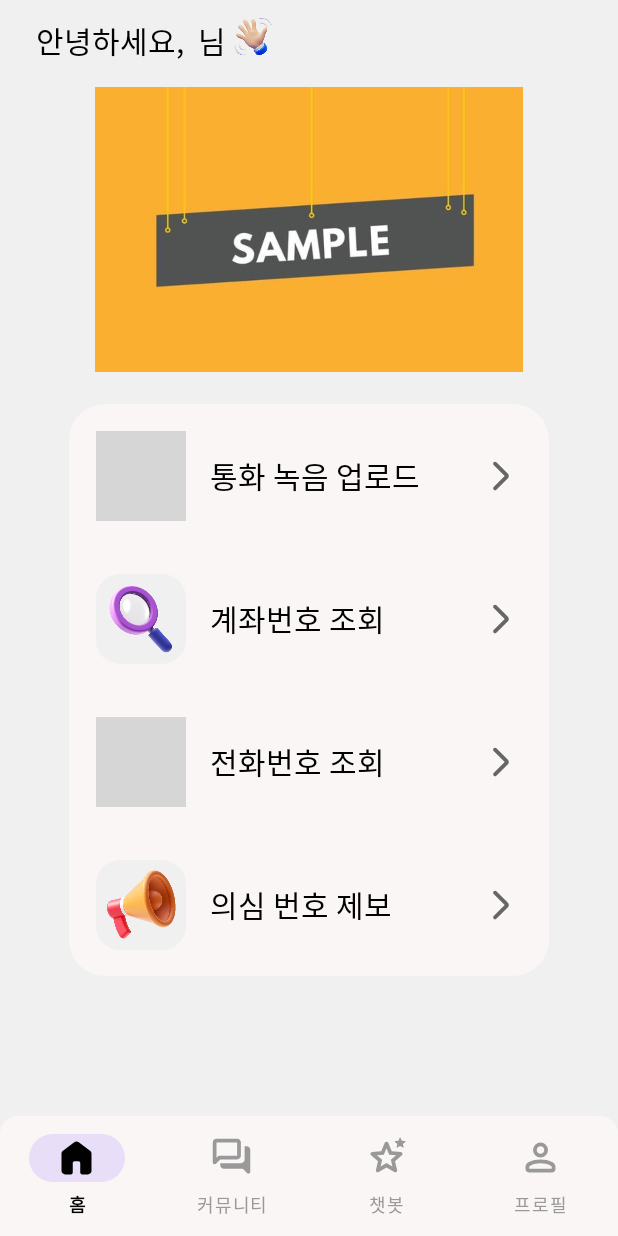
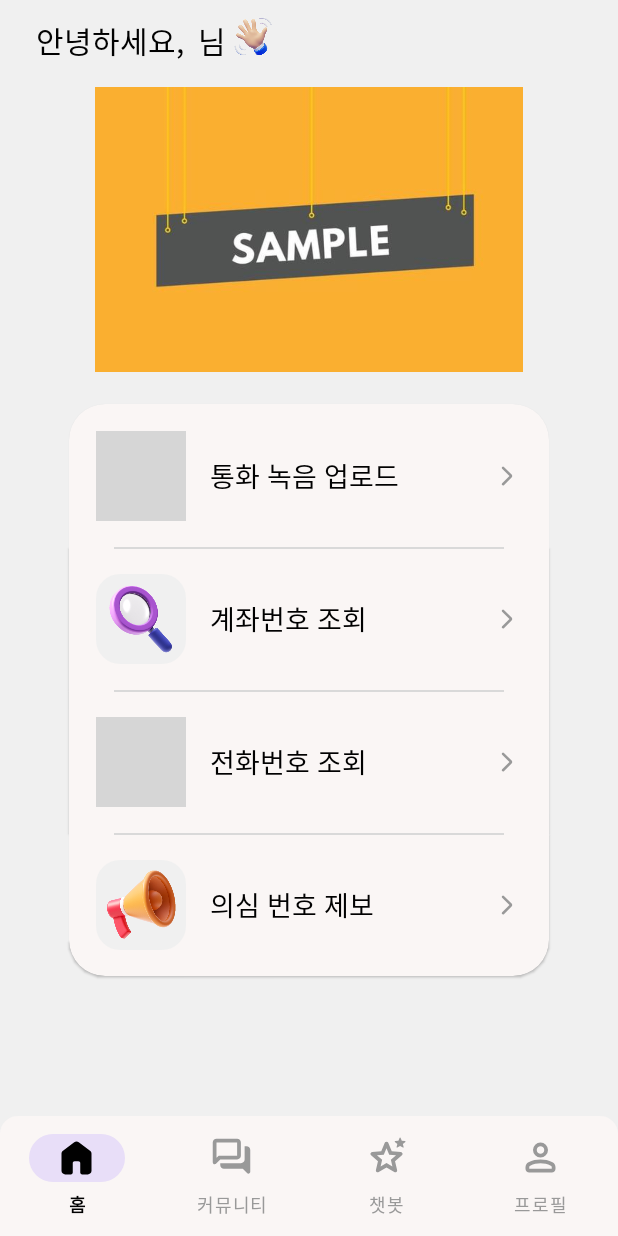
Before and after one commit to bbang427/QuadCore, an Android app: the screen it shows after launch once a user with an empty profile is signed in (HomeActivity), on a phone screen of 412 x 824 dp. Run offline under Robolectric (Android 15) with nearby library versions, the phone set to English and light mode, and no system bars; our stand-ins replace Firebase (no records; nobody signed in at launch, a user with empty details on screens opened directly); libraries missing offline, so code that uses them is left out: androidx.activity.result; 2 statements that could not run were skipped; grey boxes are pictures that could not be loaded.

Commit message:
08/01 Home UI Update_second

```diff
--- a/app/src/main/res/drawable/ic_chevron_right.xml
+++ b/app/src/main/res/drawable/ic_chevron_right.xml
@@ -5,5 +5,5 @@
     android:viewportHeight="960">
   <path
       android:pathData="M579,480 L285,186q-15,-15 -14.5,-35.5T286,115q15,-15 35.5,-15t35.5,15l307,308q12,12 18,27t6,30q0,15 -6,30t-18,27L356,845q-15,15 -35,14.5T286,844q-15,-15 -15,-35.5t15,-35.5l293,-293Z"
-      android:fillColor="#666666"/>
+      android:fillColor="#999999"/>
 </vector>
--- a/app/src/main/res/layout/fragment_home.xml
+++ b/app/src/main/res/layout/fragment_home.xml
@@ -50,6 +50,11 @@
         android:layout_height="95dp"
         android:layout_marginTop="21dp"
         android:background="@drawable/bg_menu_topcorner"
+        android:clickable="true"
+        android:focusable="true"
+        android:foreground="?attr/selectableItemBackground"
+        android:clipToOutline="true"
+        android:elevation="1dp"
         app:layout_constraintEnd_toEndOf="parent"
         app:layout_constraintStart_toStartOf="parent"
         app:layout_constraintTop_toBottomOf="@id/iv_temp">
@@ -62,6 +67,7 @@
             android:layout_marginStart="18dp"
             android:src="@drawable/ic_menu_recorder"
             android:scaleType="centerInside"
+            android:elevation="0dp"
             app:shapeAppearanceOverlay="@style/ShapeAppearanceOverlay.App.RoundedSquare"
             app:layout_constraintStart_toStartOf="parent"
             app:layout_constraintTop_toTopOf="parent"
@@ -73,9 +79,9 @@
             android:layout_height="wrap_content"
             android:layout_marginStart="16dp"
             android:text="통화 녹음 업로드"
-            android:textSize="20sp"
+            android:textSize="18sp"
             android:textColor="#010101"
-            android:fontFamily="@font/pretendard_gov_semibold"
+            android:fontFamily="@font/pretendard_gov_medium"
             app:layout_constraintEnd_toStartOf="@+id/iv_arrow_first"
             app:layout_constraintStart_toEndOf="@+id/iv_menu_icon_first"
             app:layout_constraintTop_toTopOf="parent"
@@ -83,8 +89,8 @@
 
         <ImageView
             android:id="@+id/iv_arrow_first"
-            android:layout_width="24dp"
-            android:layout_height="24dp"
+            android:layout_width="16dp"
+            android:layout_height="16dp"
             android:src="@drawable/ic_chevron_right"
             android:layout_marginEnd="20dp"
             app:layout_constraintEnd_toEndOf="parent"
@@ -93,12 +99,28 @@
 
     </androidx.constraintlayout.widget.ConstraintLayout>
 
+
+    <com.google.android.material.divider.MaterialDivider
+        android:layout_width="0dp"
+        android:layout_height="1dp"
+        android:elevation="2dp"
+        app:dividerInsetStart="30dp"
+        app:dividerInsetEnd="30dp"
+        app:dividerColor="#D9D9D9"
+        app:layout_constraintTop_toBottomOf="@id/cl_menu_first"
+        app:layout_constraintStart_toStartOf="@id/cl_menu_first"
+        app:layout_constraintEnd_toEndOf="@id/cl_menu_first" />
+
     <androidx.constraintlayout.widget.ConstraintLayout
         android:id="@+id/cl_menu_second"
         android:layout_width="320dp"
         android:layout_height="95dp"
         android:layout_marginTop="0dp"
         android:background="#FAF6F5"
+        android:clickable="true"
+        android:focusable="true"
+        android:foreground="?attr/selectableItemBackground"
+        android:elevation="1dp"
         app:layout_constraintEnd_toEndOf="parent"
         app:layout_constraintStart_toStartOf="parent"
         app:layout_constraintTop_toBottomOf="@id/cl_menu_first">
@@ -111,6 +133,7 @@
             android:layout_marginStart="18dp"
             android:src="@drawable/ic_menu_magnifier"
             android:scaleType="centerInside"
+            android:elevation="0dp"
             app:shapeAppearanceOverlay="@style/ShapeAppearanceOverlay.App.RoundedSquare"
             app:layout_constraintStart_toStartOf="parent"
             app:layout_constraintTop_toTopOf="parent"
@@ -122,9 +145,9 @@
             android:layout_height="wrap_content"
             android:layout_marginStart="16dp"
             android:text="계좌번호 조회"
-            android:textSize="20sp"
+            android:textSize="18sp"
             android:textColor="#010101"
-            android:fontFamily="@font/pretendard_gov_semibold"
+            android:fontFamily="@font/pretendard_gov_medium"
             app:layout_constraintEnd_toStartOf="@+id/iv_arrow_second"
             app:layout_constraintStart_toEndOf="@+id/iv_menu_icon_second"
             app:layout_constraintTop_toTopOf="parent"
@@ -132,8 +155,8 @@
 
         <ImageView
             android:id="@+id/iv_arrow_second"
-            android:layout_width="24dp"
-            android:layout_height="24dp"
+            android:layout_width="16dp"
+            android:layout_height="16dp"
             android:src="@drawable/ic_chevron_right"
             android:layout_marginEnd="20dp"
             app:layout_constraintEnd_toEndOf="parent"
@@ -142,12 +165,27 @@
 
     </androidx.constraintlayout.widget.ConstraintLayout>
 
+    <com.google.android.material.divider.MaterialDivider
+        android:layout_width="0dp"
+        android:layout_height="1dp"
+        android:elevation="2dp"
+        app:dividerInsetStart="30dp"
+        app:dividerInsetEnd="30dp"
+        app:dividerColor="#D9D9D9"
+        app:layout_constraintTop_toBottomOf="@id/cl_menu_second"
+        app:layout_constraintStart_toStartOf="@id/cl_menu_second"
+        app:layout_constraintEnd_toEndOf="@id/cl_menu_second" />
+
     <androidx.constraintlayout.widget.ConstraintLayout
         android:id="@+id/cl_menu_third"
         android:layout_width="320dp"
         android:layout_height="95dp"
         android:layout_marginTop="0dp"
         android:background="#FAF6F5"
+        android:clickable="true"
+        android:focusable="true"
+        android:foreground="?attr/selectableItemBackground"
+        android:elevation="1dp"
         app:layout_constraintEnd_toEndOf="parent"
         app:layout_constraintStart_toStartOf="parent"
         app:layout_constraintTop_toBottomOf="@id/cl_menu_second">
@@ -160,6 +198,7 @@
             android:layout_marginStart="18dp"
             android:src="@drawable/ic_menu_phone"
             android:scaleType="centerInside"
+            android:elevation="0dp"
             app:shapeAppearanceOverlay="@style/ShapeAppearanceOverlay.App.RoundedSquare"
             app:layout_constraintStart_toStartOf="parent"
             app:layout_constraintTop_toTopOf="parent"
@@ -171,9 +210,9 @@
             android:layout_height="wrap_content"
             android:layout_marginStart="16dp"
             android:text="전화번호 조회"
-            android:textSize="20sp"
+            android:textSize="18sp"
             android:textColor="#010101"
-            android:fontFamily="@font/pretendard_gov_semibold"
+            android:fontFamily="@font/pretendard_gov_medium"
             app:layout_constraintEnd_toStartOf="@+id/iv_arrow_third"
             app:layout_constraintStart_toEndOf="@+id/iv_menu_icon_third"
             app:layout_constraintTop_toTopOf="parent"
@@ -181,8 +220,8 @@
 
         <ImageView
             android:id="@+id/iv_arrow_third"
-            android:layout_width="24dp"
-            android:layout_height="24dp"
+            android:layout_width="16dp"
+            android:layout_height="16dp"
             android:src="@drawable/ic_chevron_right"
             android:layout_marginEnd="20dp"
             app:layout_constraintEnd_toEndOf="parent"
@@ -191,12 +230,28 @@
 
     </androidx.constraintlayout.widget.ConstraintLayout>
 
+    <com.google.android.material.divider.MaterialDivider
+        android:layout_width="0dp"
+        android:layout_height="1dp"
+        android:elevation="2dp"
+        app:dividerInsetStart="30dp"
+        app:dividerInsetEnd="30dp"
+        app:dividerColor="#D9D9D9"
+        app:layout_constraintTop_toBottomOf="@id/cl_menu_third"
+        app:layout_constraintStart_toStartOf="@id/cl_menu_third"
+        app:layout_constraintEnd_toEndOf="@id/cl_menu_third" />
+
     <androidx.constraintlayout.widget.ConstraintLayout
         android:id="@+id/cl_menu_fourth"
         android:layout_width="320dp"
         android:layout_height="95dp"
         android:layout_marginTop="0dp"
         android:background="@drawable/bg_menu_bottomcorner"
+        android:clickable="true"
+        android:focusable="true"
+        android:foreground="?attr/selectableItemBackground"
+        android:clipToOutline="true"
+        android:elevation="1dp"
         app:layout_constraintEnd_toEndOf="parent"
         app:layout_constraintStart_toStartOf="parent"
         app:layout_constraintTop_toBottomOf="@id/cl_menu_third">
@@ -209,6 +264,7 @@
             android:layout_marginStart="18dp"
             android:src="@drawable/ic_menu_megaphone"
             android:scaleType="centerInside"
+            android:elevation="0dp"
             app:shapeAppearanceOverlay="@style/ShapeAppearanceOverlay.App.RoundedSquare"
             app:layout_constraintStart_toStartOf="parent"
             app:layout_constraintTop_toTopOf="parent"
@@ -220,9 +276,9 @@
             android:layout_height="wrap_content"
             android:layout_marginStart="16dp"
             android:text="의심 번호 제보"
-            android:textSize="20sp"
+            android:textSize="18sp"
             android:textColor="#010101"
-            android:fontFamily="@font/pretendard_gov_semibold"
+            android:fontFamily="@font/pretendard_gov_medium"
             app:layout_constraintEnd_toStartOf="@+id/iv_arrow_fourth"
             app:layout_constraintStart_toEndOf="@+id/iv_menu_icon_fourth"
             app:layout_constraintTop_toTopOf="parent"
@@ -230,8 +286,8 @@
 
         <ImageView
             android:id="@+id/iv_arrow_fourth"
-            android:layout_width="24dp"
-            android:layout_height="24dp"
+            android:layout_width="16dp"
+            android:layout_height="16dp"
             android:src="@drawable/ic_chevron_right"
             android:layout_marginEnd="20dp"
             app:layout_constraintEnd_toEndOf="parent"
```
